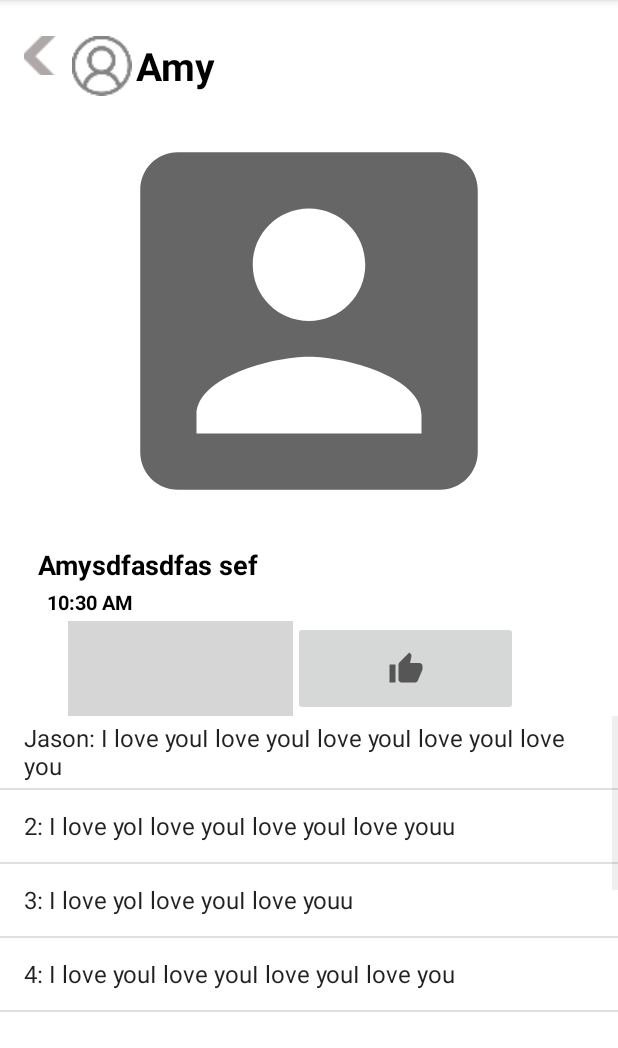
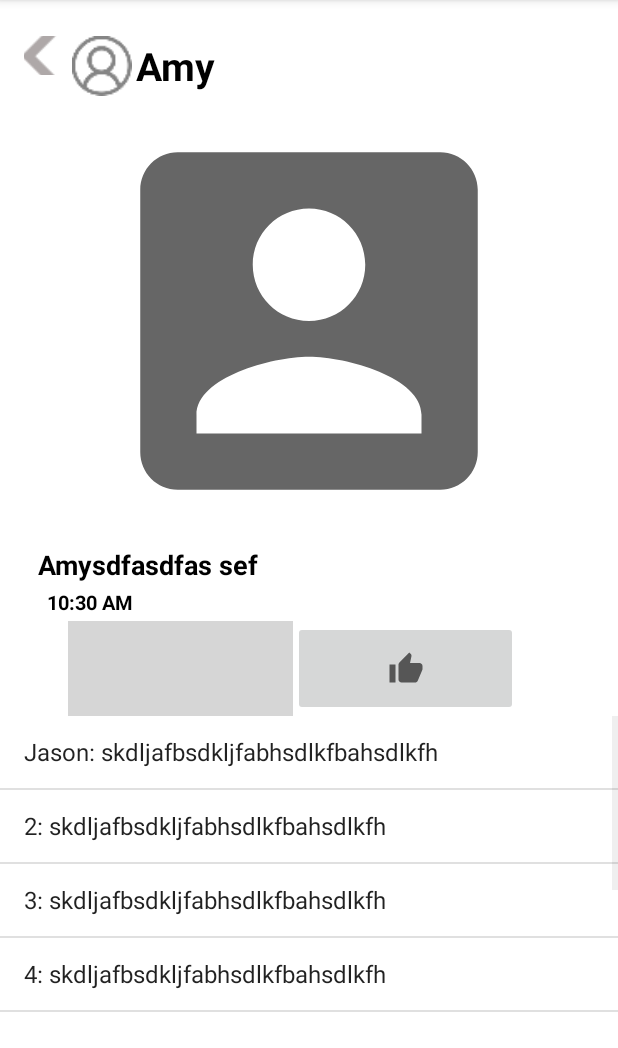
Before and after one commit to bryanchang0603/DietyCare-FrontEnd, an Android app: the PostDetailActivity screen opened directly, with no data from a screen before it, on a phone screen of 412 x 824 dp, the part 84-1132 px from its top. Run offline under Robolectric (Android 15) with nearby library versions, the phone set to English and light mode, and no system bars; our stand-ins replace sdp/ssp sizes; Roboto replaces fonts that are not available here; grey boxes are pictures that could not be loaded.

Commit message:
Update PostDetailActivity.java

```diff
--- a/app/src/main/java/com/example/dietycare/PostDetailActivity.java
+++ b/app/src/main/java/com/example/dietycare/PostDetailActivity.java
@@ -89,13 +89,13 @@ public class PostDetailActivity extends AppCompatActivity {
         //set Comments list
         ListView listview = findViewById(R.id.commentList);
         ArrayList<String> list = new ArrayList<String>();
-        list.add("Jason: I love youI love youI love youI love youI love you");
-        list.add("2: I love yoI love youI love youI love youu");
-        list.add("3: I love yoI love youI love youu");
-        list.add("4: I love youI love youI love youI love you");
-        list.add("5: I love youI love youI love youI love you");
-        list.add("6: I love youI love youI love youI love you");
-        list.add("7: I love youI love youI love youI love you");
+        list.add("Jason: skdljafbsdkljfabhsdlkfbahsdlkfh");
+        list.add("2: skdljafbsdkljfabhsdlkfbahsdlkfh");
+        list.add("3: skdljafbsdkljfabhsdlkfbahsdlkfh");
+        list.add("4: skdljafbsdkljfabhsdlkfbahsdlkfh");
+        list.add("5: skdljafbsdkljfabhsdlkfbahsdlkfh");
+        list.add("6: skdljafbsdkljfabhsdlkfbahsdlkfh");
+        list.add("7: skdljafbsdkljfabhsdlkfbahsdlkfh");
         StableArrayAdapter adapter = new StableArrayAdapter(this,
                 android.R.layout.simple_list_item_1, list);
         listview.setAdapter(adapter);
```
